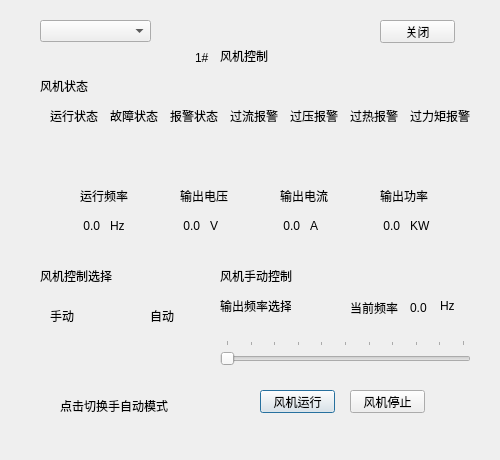
Old version of the form Hqsw/fancontroldialog.ui in the repository hqtecheptech/MagicPill.
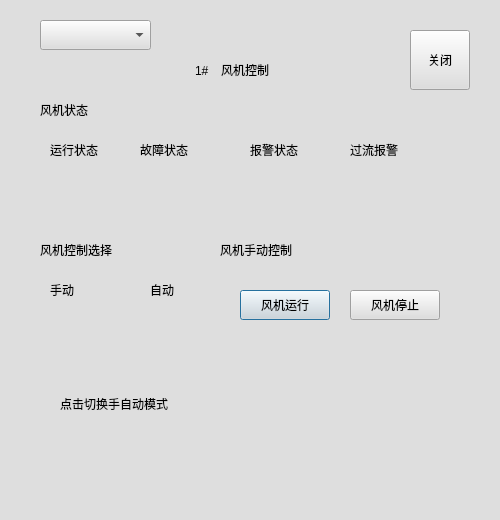
New version of the form. Custom widgets are drawn as their Qt base class.

```diff
--- a/Hqsw/fancontroldialog.ui
+++ b/Hqsw/fancontroldialog.ui
@@ -7,18 +7,21 @@
     <x>0</x>
     <y>0</y>
     <width>500</width>
-    <height>460</height>
+    <height>520</height>
    </rect>
   </property>
   <property name="windowTitle">
    <string>Dialog</string>
   </property>
+  <property name="styleSheet">
+   <string notr="true">background-color: rgb(222, 222, 222);</string>
+  </property>
   <widget class="QLabel" name="fanIndexLabel">
    <property name="geometry">
     <rect>
      <x>195</x>
-     <y>48</y>
-     <width>21</width>
+     <y>61</y>
+     <width>25</width>
      <height>20</height>
     </rect>
    </property>
@@ -29,10 +32,10 @@
   <widget class="QLabel" name="label">
    <property name="geometry">
     <rect>
-     <x>220</x>
-     <y>50</y>
-     <width>54</width>
-     <height>12</height>
+     <x>221</x>
+     <y>60</y>
+     <width>100</width>
+     <height>20</height>
     </rect>
    </property>
    <property name="text">
@@ -43,9 +46,9 @@
    <property name="geometry">
     <rect>
      <x>50</x>
-     <y>110</y>
-     <width>54</width>
-     <height>12</height>
+     <y>140</y>
+     <width>70</width>
+     <height>20</height>
     </rect>
    </property>
    <property name="text">
@@ -55,10 +58,10 @@
   <widget class="QLabel" name="label_3">
    <property name="geometry">
     <rect>
-     <x>110</x>
-     <y>110</y>
-     <width>54</width>
-     <height>12</height>
+     <x>140</x>
+     <y>140</y>
+     <width>70</width>
+     <height>20</height>
     </rect>
    </property>
    <property name="text">
@@ -68,10 +71,10 @@
   <widget class="QLabel" name="label_4">
    <property name="geometry">
     <rect>
-     <x>170</x>
-     <y>110</y>
-     <width>54</width>
-     <height>12</height>
+     <x>250</x>
+     <y>140</y>
+     <width>70</width>
+     <height>20</height>
     </rect>
    </property>
    <property name="text">
@@ -81,10 +84,10 @@
   <widget class="QLabel" name="label_5">
    <property name="geometry">
     <rect>
-     <x>230</x>
-     <y>110</y>
-     <width>54</width>
-     <height>12</height>
+     <x>350</x>
+     <y>140</y>
+     <width>70</width>
+     <height>20</height>
     </rect>
    </property>
    <property name="text">
@@ -94,8 +97,8 @@
   <widget class="QLabel" name="label_6">
    <property name="geometry">
     <rect>
-     <x>290</x>
-     <y>110</y>
+     <x>20</x>
+     <y>610</y>
      <width>54</width>
      <height>12</height>
     </rect>
@@ -107,8 +110,8 @@
   <widget class="QLabel" name="label_7">
    <property name="geometry">
     <rect>
-     <x>350</x>
-     <y>110</y>
+     <x>80</x>
+     <y>610</y>
      <width>54</width>
      <height>12</height>
     </rect>
@@ -120,8 +123,8 @@
   <widget class="QLabel" name="label_8">
    <property name="geometry">
     <rect>
-     <x>410</x>
-     <y>110</y>
+     <x>140</x>
+     <y>610</y>
      <width>65</width>
      <height>12</height>
     </rect>
@@ -134,9 +137,9 @@
    <property name="geometry">
     <rect>
      <x>40</x>
-     <y>80</y>
-     <width>54</width>
-     <height>12</height>
+     <y>100</y>
+     <width>70</width>
+     <height>20</height>
     </rect>
    </property>
    <property name="text">
@@ -146,10 +149,10 @@
   <widget class="QLabel" name="runStateLabel">
    <property name="geometry">
     <rect>
-     <x>60</x>
-     <y>130</y>
-     <width>30</width>
-     <height>30</height>
+     <x>48</x>
+     <y>170</y>
+     <width>50</width>
+     <height>50</height>
     </rect>
    </property>
    <property name="sizePolicy">
@@ -159,7 +162,7 @@
     </sizepolicy>
    </property>
    <property name="autoFillBackground">
-    <bool>true</bool>
+    <bool>false</bool>
    </property>
    <property name="text">
     <string/>
@@ -168,10 +171,10 @@
   <widget class="QLabel" name="faultStateLabel">
    <property name="geometry">
     <rect>
-     <x>120</x>
-     <y>130</y>
-     <width>30</width>
-     <height>30</height>
+     <x>138</x>
+     <y>170</y>
+     <width>50</width>
+     <height>50</height>
     </rect>
    </property>
    <property name="sizePolicy">
@@ -181,7 +184,7 @@
     </sizepolicy>
    </property>
    <property name="autoFillBackground">
-    <bool>true</bool>
+    <bool>false</bool>
    </property>
    <property name="text">
     <string/>
@@ -190,10 +193,10 @@
   <widget class="QLabel" name="alertStateLabel">
    <property name="geometry">
     <rect>
-     <x>180</x>
-     <y>130</y>
-     <width>30</width>
-     <height>30</height>
+     <x>248</x>
+     <y>170</y>
+     <width>50</width>
+     <height>50</height>
     </rect>
    </property>
    <property name="sizePolicy">
@@ -203,7 +206,7 @@
     </sizepolicy>
    </property>
    <property name="autoFillBackground">
-    <bool>true</bool>
+    <bool>false</bool>
    </property>
    <property name="text">
     <string/>
@@ -212,10 +215,10 @@
   <widget class="QLabel" name="ofStateLabel">
    <property name="geometry">
     <rect>
-     <x>240</x>
-     <y>130</y>
-     <width>30</width>
-     <height>30</height>
+     <x>348</x>
+     <y>170</y>
+     <width>50</width>
+     <height>50</height>
     </rect>
    </property>
    <property name="sizePolicy">
@@ -225,7 +228,7 @@
     </sizepolicy>
    </property>
    <property name="autoFillBackground">
-    <bool>true</bool>
+    <bool>false</bool>
    </property>
    <property name="text">
     <string/>
@@ -234,8 +237,8 @@
   <widget class="QLabel" name="ovStateLabel">
    <property name="geometry">
     <rect>
-     <x>300</x>
-     <y>130</y>
+     <x>30</x>
+     <y>630</y>
      <width>30</width>
      <height>30</height>
     </rect>
@@ -247,7 +250,7 @@
     </sizepolicy>
    </property>
    <property name="autoFillBackground">
-    <bool>true</bool>
+    <bool>false</bool>
    </property>
    <property name="text">
     <string/>
@@ -256,8 +259,8 @@
   <widget class="QLabel" name="ohStateLabel">
    <property name="geometry">
     <rect>
-     <x>360</x>
-     <y>130</y>
+     <x>90</x>
+     <y>630</y>
      <width>30</width>
      <height>30</height>
     </rect>
@@ -269,7 +272,7 @@
     </sizepolicy>
    </property>
    <property name="autoFillBackground">
-    <bool>true</bool>
+    <bool>false</bool>
    </property>
    <property name="text">
     <string/>
@@ -278,8 +281,8 @@
   <widget class="QLabel" name="otStateLabel">
    <property name="geometry">
     <rect>
-     <x>420</x>
-     <y>130</y>
+     <x>150</x>
+     <y>630</y>
      <width>30</width>
      <height>30</height>
     </rect>
@@ -291,7 +294,7 @@
     </sizepolicy>
    </property>
    <property name="autoFillBackground">
-    <bool>true</bool>
+    <bool>false</bool>
    </property>
    <property name="text">
     <string/>
@@ -300,8 +303,8 @@
   <widget class="QLabel" name="label_10">
    <property name="geometry">
     <rect>
-     <x>80</x>
-     <y>190</y>
+     <x>70</x>
+     <y>540</y>
      <width>54</width>
      <height>12</height>
     </rect>
@@ -313,8 +316,8 @@
   <widget class="QLabel" name="label_11">
    <property name="geometry">
     <rect>
-     <x>180</x>
-     <y>190</y>
+     <x>170</x>
+     <y>540</y>
      <width>54</width>
      <height>12</height>
     </rect>
@@ -326,8 +329,8 @@
   <widget class="QLabel" name="label_12">
    <property name="geometry">
     <rect>
-     <x>280</x>
-     <y>190</y>
+     <x>270</x>
+     <y>540</y>
      <width>54</width>
      <height>12</height>
     </rect>
@@ -339,8 +342,8 @@
   <widget class="QLabel" name="label_13">
    <property name="geometry">
     <rect>
-     <x>380</x>
-     <y>190</y>
+     <x>370</x>
+     <y>540</y>
      <width>54</width>
      <height>12</height>
     </rect>
@@ -352,8 +355,8 @@
   <widget class="QLabel" name="runFreqLabel">
    <property name="geometry">
     <rect>
-     <x>70</x>
-     <y>220</y>
+     <x>60</x>
+     <y>570</y>
      <width>30</width>
      <height>12</height>
     </rect>
@@ -368,8 +371,8 @@
   <widget class="QLabel" name="ovLabel">
    <property name="geometry">
     <rect>
-     <x>170</x>
-     <y>220</y>
+     <x>160</x>
+     <y>570</y>
      <width>30</width>
      <height>12</height>
     </rect>
@@ -384,8 +387,8 @@
   <widget class="QLabel" name="ocLabel">
    <property name="geometry">
     <rect>
-     <x>270</x>
-     <y>220</y>
+     <x>260</x>
+     <y>570</y>
      <width>30</width>
      <height>12</height>
     </rect>
@@ -400,8 +403,8 @@
   <widget class="QLabel" name="opLabel">
    <property name="geometry">
     <rect>
-     <x>370</x>
-     <y>220</y>
+     <x>360</x>
+     <y>570</y>
      <width>30</width>
      <height>12</height>
     </rect>
@@ -416,8 +419,8 @@
   <widget class="QLabel" name="label_18">
    <property name="geometry">
     <rect>
-     <x>110</x>
-     <y>220</y>
+     <x>100</x>
+     <y>570</y>
      <width>20</width>
      <height>12</height>
     </rect>
@@ -429,8 +432,8 @@
   <widget class="QLabel" name="label_19">
    <property name="geometry">
     <rect>
-     <x>210</x>
-     <y>220</y>
+     <x>200</x>
+     <y>570</y>
      <width>20</width>
      <height>12</height>
     </rect>
@@ -442,8 +445,8 @@
   <widget class="QLabel" name="label_20">
    <property name="geometry">
     <rect>
-     <x>310</x>
-     <y>220</y>
+     <x>300</x>
+     <y>570</y>
      <width>20</width>
      <height>12</height>
     </rect>
@@ -455,8 +458,8 @@
   <widget class="QLabel" name="label_21">
    <property name="geometry">
     <rect>
-     <x>410</x>
-     <y>220</y>
+     <x>400</x>
+     <y>570</y>
      <width>20</width>
      <height>12</height>
     </rect>
@@ -469,9 +472,9 @@
    <property name="geometry">
     <rect>
      <x>40</x>
-     <y>270</y>
-     <width>80</width>
-     <height>12</height>
+     <y>240</y>
+     <width>100</width>
+     <height>20</height>
     </rect>
    </property>
    <property name="text">
@@ -482,9 +485,9 @@
    <property name="geometry">
     <rect>
      <x>50</x>
-     <y>310</y>
-     <width>25</width>
-     <height>12</height>
+     <y>280</y>
+     <width>40</width>
+     <height>20</height>
     </rect>
    </property>
    <property name="text">
@@ -495,9 +498,9 @@
    <property name="geometry">
     <rect>
      <x>150</x>
-     <y>310</y>
-     <width>25</width>
-     <height>12</height>
+     <y>280</y>
+     <width>40</width>
+     <height>20</height>
     </rect>
    </property>
    <property name="text">
@@ -508,9 +511,9 @@
    <property name="geometry">
     <rect>
      <x>60</x>
-     <y>400</y>
-     <width>110</width>
-     <height>12</height>
+     <y>394</y>
+     <width>150</width>
+     <height>20</height>
     </rect>
    </property>
    <property name="text">
@@ -521,9 +524,9 @@
    <property name="geometry">
     <rect>
      <x>220</x>
-     <y>270</y>
-     <width>80</width>
-     <height>12</height>
+     <y>240</y>
+     <width>100</width>
+     <height>20</height>
     </rect>
    </property>
    <property name="text">
@@ -534,7 +537,7 @@
    <property name="geometry">
     <rect>
      <x>220</x>
-     <y>340</y>
+     <y>650</y>
      <width>251</width>
      <height>30</height>
     </rect>
@@ -546,7 +549,7 @@
     <bool>true</bool>
    </property>
    <property name="autoFillBackground">
-    <bool>true</bool>
+    <bool>false</bool>
    </property>
    <property name="maximum">
     <number>100</number>
@@ -567,10 +570,10 @@
   <widget class="QPushButton" name="fanOpenPushButton">
    <property name="geometry">
     <rect>
-     <x>260</x>
-     <y>390</y>
-     <width>75</width>
-     <height>23</height>
+     <x>240</x>
+     <y>290</y>
+     <width>90</width>
+     <height>30</height>
     </rect>
    </property>
    <property name="text">
@@ -581,9 +584,9 @@
    <property name="geometry">
     <rect>
      <x>350</x>
-     <y>390</y>
-     <width>75</width>
-     <height>23</height>
+     <y>290</y>
+     <width>90</width>
+     <height>30</height>
     </rect>
    </property>
    <property name="text">
@@ -594,13 +597,16 @@
    <property name="geometry">
     <rect>
      <x>80</x>
-     <y>320</y>
+     <y>310</y>
      <width>64</width>
      <height>64</height>
     </rect>
    </property>
    <property name="autoFillBackground">
-    <bool>true</bool>
+    <bool>false</bool>
+   </property>
+   <property name="styleSheet">
+    <string notr="true">background: transparent; </string>
    </property>
    <property name="text">
     <string/>
@@ -621,7 +627,7 @@
      <x>40</x>
      <y>20</y>
      <width>111</width>
-     <height>22</height>
+     <height>30</height>
     </rect>
    </property>
   </widget>
@@ -632,7 +638,7 @@
    <property name="geometry">
     <rect>
      <x>220</x>
-     <y>296</y>
+     <y>606</y>
      <width>71</width>
      <height>20</height>
     </rect>
@@ -645,7 +651,7 @@
    <property name="geometry">
     <rect>
      <x>350</x>
-     <y>300</y>
+     <y>610</y>
      <width>51</width>
      <height>16</height>
     </rect>
@@ -658,7 +664,7 @@
    <property name="geometry">
     <rect>
      <x>410</x>
-     <y>300</y>
+     <y>610</y>
      <width>21</width>
      <height>16</height>
     </rect>
@@ -671,7 +677,7 @@
    <property name="geometry">
     <rect>
      <x>440</x>
-     <y>300</y>
+     <y>610</y>
      <width>20</width>
      <height>12</height>
     </rect>
@@ -683,10 +689,10 @@
   <widget class="QPushButton" name="closePushButton">
    <property name="geometry">
     <rect>
-     <x>380</x>
-     <y>20</y>
-     <width>75</width>
-     <height>23</height>
+     <x>410</x>
+     <y>30</y>
+     <width>60</width>
+     <height>60</height>
     </rect>
    </property>
    <property name="text">
```
